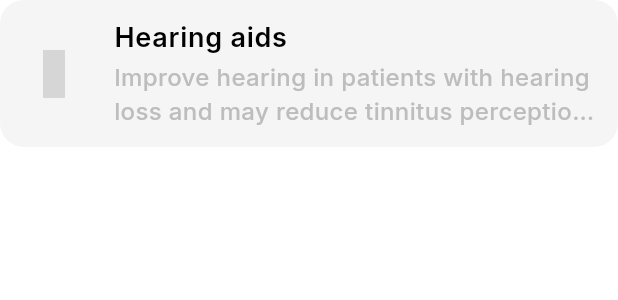
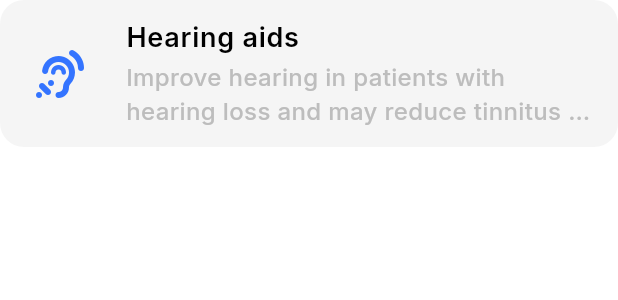
Before and after one commit to seanjanke/tinnitus, a Flutter app: the RecommendationTile widget shown alone on an empty page, opened directly with sample values from the repository, on a phone screen of 412 x 824 dp. Shown: the top 300 px of the screen. Run offline on Flutter 3.47's test engine with Material 3 defaults, Android fonts, the phone set to English and light mode, and no system bars; our stand-ins replace flutter_localization, font_awesome_flutter, gap, get, go_router, google_fonts and 3 more; accounts and stored records are empty; grey boxes are pictures that could not be loaded.

Commit message:
all recommendations finished

```diff
--- a/lib/data/models/recom.dart
+++ b/lib/data/models/recom.dart
@@ -1,10 +1,16 @@
 import 'package:flutter/material.dart';
+import 'package:font_awesome_flutter/font_awesome_flutter.dart';
+import 'package:hugeicons/hugeicons.dart';
+import 'package:tinnitus/core/localization/locales.dart';
+import 'package:tinnitus/data/models/recom_category.dart';
 
-import 'package:hugeicons/hugeicons.dart';
-
-import 'package:tinnitus/core/localization/locales.dart';
-
-import 'package:tinnitus/data/models/recom_category.dart';
+final iconColors = [
+  Color(0xff3474FF),
+  Color(0xff3AC477),
+  Color(0xffFFB000),
+  Color(0xffF792E1),
+  Color(0xffF45340),
+];
 
 class Recommendation {
   final int id;
@@ -12,60 +18,67 @@ class Recommendation {
   final String title;
   final String description;
   final IconData icon;
+  final Color iconColor;
 
-  const Recommendation({
+  Recommendation({
     required this.id,
     required this.category,
     required this.title,
     required this.description,
     required this.icon,
+    required this.iconColor,
   });
 }
 
-const allRecommendations = <Recommendation>[
+final allRecommendations = <Recommendation>[
   Recommendation(
     id: 0, // Hearing aids
     category: RecommendationCategory.hearingProblem,
     title: LocaleData.recommendation1,
     description: LocaleData.description1,
-    icon: HugeIcons.strokeRoundedMusicNote01,
+    icon: FontAwesomeIcons.earListen,
+    iconColor: iconColors[0],
   ),
   Recommendation(
     id: 1, // Cochlear implant
     category: RecommendationCategory.hearingProblem,
     title: LocaleData.recommendation2,
     description: LocaleData.description2,
-    icon: HugeIcons.strokeRoundedMusicNote01,
+    icon: FontAwesomeIcons.headSideVirus,
+    iconColor: iconColors[1],
   ),
   Recommendation(
     id: 2, // Tinnitus counseling
     category: RecommendationCategory.hearingProblem,
     title: LocaleData.recommendation3,
     description: LocaleData.description3,
-    icon: HugeIcons.strokeRoundedMusicNote01,
+    icon: FontAwesomeIcons.solidComments,
+    iconColor: iconColors[2],
   ),
-
   // Category: Social Emotional Health (E & C)
   Recommendation(
-    id: 3, // Cochlear implant
+    id: 3, // kognitive behavioral therapy
     category: RecommendationCategory.emotionalDistress,
     title: LocaleData.recommendation4,
     description: LocaleData.description4,
-    icon: HugeIcons.strokeRoundedDoctor01,
+    icon: FontAwesomeIcons.userDoctor,
+    iconColor: iconColors[3],
   ),
   Recommendation(
     id: 4, // Tinnitus retraining therapy
     category: RecommendationCategory.emotionalDistress,
     title: LocaleData.recommendation5,
     description: LocaleData.description5,
-    icon: HugeIcons.strokeRoundedDoctor01,
+    icon: FontAwesomeIcons.userDoctor,
+    iconColor: iconColors[4],
   ),
   Recommendation(
     id: 5, // Acceptance commitment therapy
     category: RecommendationCategory.emotionalDistress,
     title: LocaleData.recommendation6,
     description: LocaleData.description6,
-    icon: HugeIcons.strokeRoundedChocolate,
+    icon: FontAwesomeIcons.shieldHeart,
+    iconColor: iconColors[0],
   ),
   // Category: Noise (I)
   Recommendation(
@@ -73,14 +86,16 @@ const allRecommendations = <Recommendation>[
     category: RecommendationCategory.emotionalDistress,
     title: LocaleData.recommendation7,
     description: LocaleData.description7,
-    icon: HugeIcons.strokeRoundedChocolate,
+    icon: FontAwesomeIcons.music,
+    iconColor: iconColors[1],
   ),
   Recommendation(
     id: 8, // Sound therapy
     category: RecommendationCategory.emotionalDistress,
     title: LocaleData.recommendation8,
     description: LocaleData.description8,
-    icon: HugeIcons.strokeRoundedChocolate,
+    icon: FontAwesomeIcons.volumeHigh,
+    iconColor: iconColors[2],
   ),
 
   // Category: Social Emotional Health (E & C)
@@ -89,14 +104,16 @@ const allRecommendations = <Recommendation>[
     category: RecommendationCategory.emotionalDistress,
     title: LocaleData.recommendation9,
     description: LocaleData.description9,
-    icon: HugeIcons.strokeRoundedChocolate,
+    icon: FontAwesomeIcons.pills,
+    iconColor: iconColors[3],
   ),
   Recommendation(
     id: 10, // Benzodiazepines
     category: RecommendationCategory.emotionalDistress,
     title: LocaleData.recommendation10,
     description: LocaleData.description10,
-    icon: HugeIcons.strokeRoundedChocolate,
+    icon: FontAwesomeIcons.tablets,
+    iconColor: iconColors[4],
   ),
 
   // Category: Sleep (Sl & So)
@@ -106,70 +123,70 @@ const allRecommendations = <Recommendation>[
     title: LocaleData.recommendation11,
     description: LocaleData.description11,
     icon: HugeIcons.strokeRoundedChocolate,
+    iconColor: iconColors[0],
   ),
   Recommendation(
     id: 12, // Cannabis
     category: RecommendationCategory.sleepDisturbances,
     title: LocaleData.recommendation12,
     description: LocaleData.description12,
-    icon: HugeIcons.strokeRoundedChocolate,
+    icon: FontAwesomeIcons.capsules,
+    iconColor: iconColors[1],
   ),
   Recommendation(
     id: 13, // Sleep hygiene
     category: RecommendationCategory.sleepDisturbances,
     title: LocaleData.recommendation13,
     description: LocaleData.description13,
-    icon: HugeIcons.strokeRoundedChocolate,
+    icon: FontAwesomeIcons.bed,
+    iconColor: iconColors[2],
   ),
-
-  // Category: Lifestyle
   Recommendation(
     id: 14, // Psilocybin
     category: RecommendationCategory.lifestyle,
     title: LocaleData.recommendation14,
     description: LocaleData.description14,
-    icon: HugeIcons.strokeRoundedChocolate,
+    icon: FontAwesomeIcons.capsules,
+    iconColor: iconColors[3],
   ),
   Recommendation(
     id: 15, // Vipassana meditation
     category: RecommendationCategory.spiritual,
     title: LocaleData.recommendation15,
     description: LocaleData.description15,
-    icon: HugeIcons.strokeRoundedChocolate,
+    icon: FontAwesomeIcons.spa,
+    iconColor: iconColors[4],
   ),
   Recommendation(
     id: 16, // Mindfulness
     category: RecommendationCategory.emotionalDistress,
     title: LocaleData.recommendation16,
     description: LocaleData.description16,
-    icon: HugeIcons.strokeRoundedChocolate,
+    icon: FontAwesomeIcons.spa,
+    iconColor: iconColors[0],
   ),
   Recommendation(
     id: 17, // Gut-brain diet recommendation
     category: RecommendationCategory.lifestyle,
     title: LocaleData.recommendation17,
     description: LocaleData.description17,
-    icon: HugeIcons.strokeRoundedChocolate,
+    icon: FontAwesomeIcons.brain,
+    iconColor: iconColors[1],
   ),
   Recommendation(
     id: 18, // No-dairy diet
     category: RecommendationCategory.lifestyle,
     title: LocaleData.recommendation18,
     description: LocaleData.description18,
-    icon: HugeIcons.strokeRoundedChocolate,
+    icon: FontAwesomeIcons.wheatAwn,
+    iconColor: iconColors[2],
   ),
   Recommendation(
     id: 19, // Functional medicine referral
     category: RecommendationCategory.lifestyle,
     title: LocaleData.recommendation19,
     description: LocaleData.description19,
-    icon: HugeIcons.strokeRoundedChocolate,
-  ),
-  Recommendation(
-    id: 20, // Chocolate meditation
-    category: RecommendationCategory.spiritual,
-    title: LocaleData.recommendation21,
-    description: LocaleData.description21,
-    icon: HugeIcons.strokeRoundedChocolate,
+    icon: FontAwesomeIcons.handHoldingHeart,
+    iconColor: iconColors[3],
   ),
 ];
--- a/lib/presentation/pages/home/components/recommendation_tile.dart
+++ b/lib/presentation/pages/home/components/recommendation_tile.dart
@@ -1,6 +1,6 @@
 import 'package:flutter/material.dart';
 import 'package:flutter_localization/flutter_localization.dart';
-import 'package:hugeicons/hugeicons.dart';
+import 'package:font_awesome_flutter/font_awesome_flutter.dart';
 import 'package:tinnitus/core/theme/theme.dart';
 import 'package:tinnitus/data/models/recom.dart';
 import 'package:tinnitus/presentation/util/easy_theme.dart';
@@ -21,12 +21,14 @@ class RecommendationTile extends StatelessWidget {
       child: Row(
         children: [
           SizedBox(
-            width: 48,
-            height: 48,
-            child: HugeIcon(
-              icon: recommendation.icon,
-              color: context.colors.onSurface,
-              size: 32,
+            width: 56,
+            height: 56,
+            child: Center(
+              child: FaIcon(
+                recommendation.icon,
+                color: recommendation.iconColor,
+                size: 32,
+              ),
             ),
           ),
           gap16,
```
